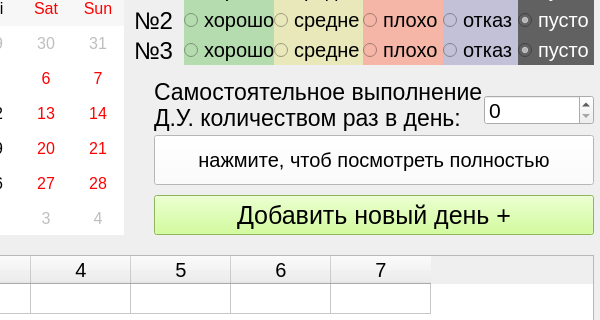
Above: data/design/form_adding_procedures.ui from PolkovnikovPavel/collection_lfk before the change; both pictures show x 296 to 896 and y 125 to 445 of the 896 by 784 pixel window. Below: the same form after it.
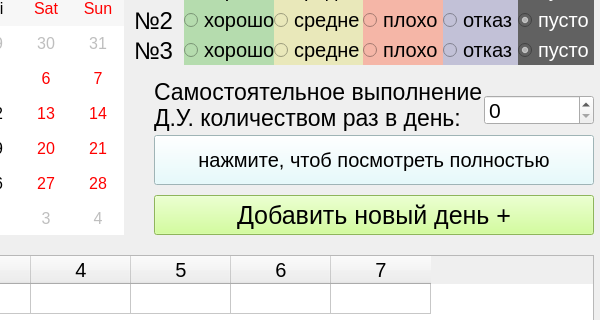
That is the form after the change.

Patch:
```diff
--- a/data/design/form_adding_procedures.ui
+++ b/data/design/form_adding_procedures.ui
@@ -635,7 +635,7 @@
      </font>
     </property>
     <property name="styleSheet">
-     <string notr="true">background: #FFFFFF</string>
+     <string notr="true">background: #DFFCFF</string>
     </property>
     <property name="text">
      <string>нажмите, чтоб посмотреть полностью</string>
```
